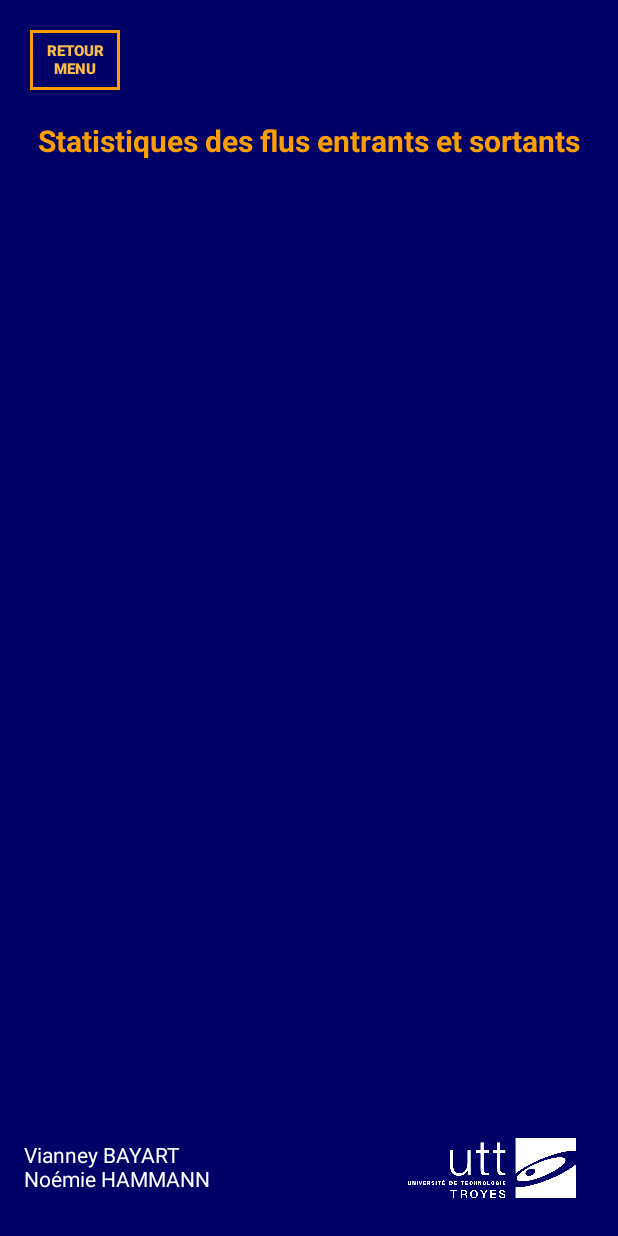
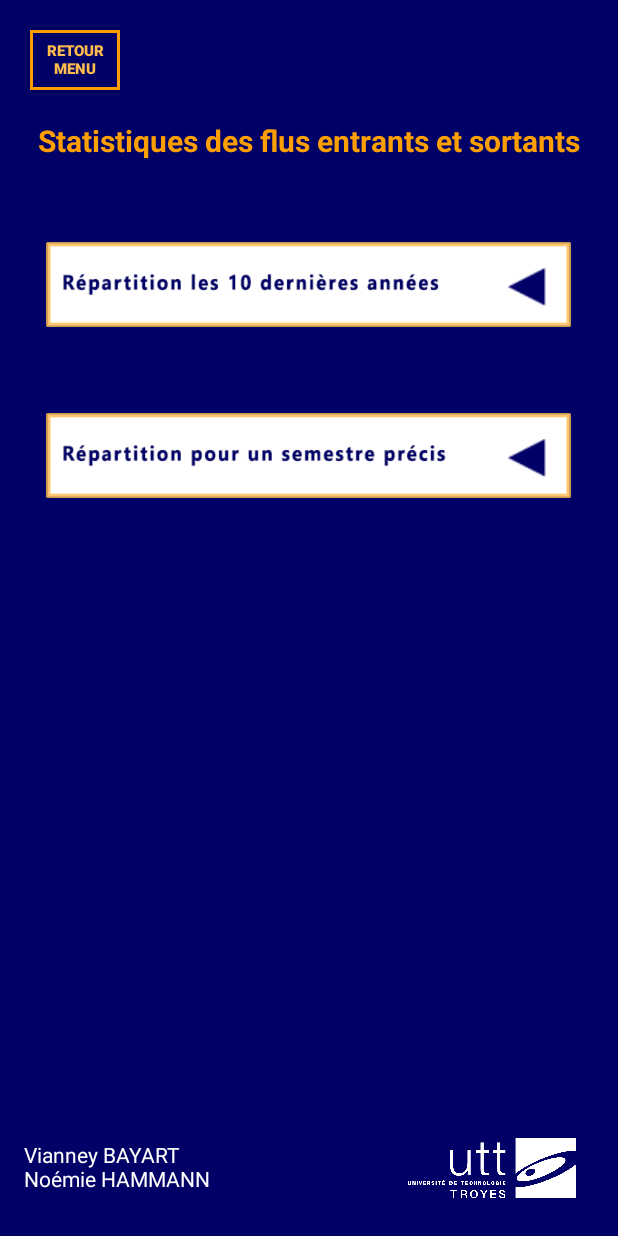
Before and after one commit to noemiehammann/eg23app, an Android app: the screen it shows after launch (StatistiquesFlux before the commit, StatistiquesmainActivity after it), after a tap on "STATISTIQUES DES FLUX ENTRANTS ET SORTAN", on a phone screen of 412 x 824 dp. Run offline under Robolectric (Android 15) with nearby library versions, the phone set to English and light mode, and no system bars.

Commit message:
plein de choses

```diff
--- a/Livrable2/app/src/main/AndroidManifest.xml
+++ b/Livrable2/app/src/main/AndroidManifest.xml
@@ -9,7 +9,9 @@
         android:roundIcon="@mipmap/ic_launcher_round"
         android:supportsRtl="true"
         android:theme="@style/Livrable2">
-        <activity android:name=".GestionDesUesGraphiques"/>
+        <activity android:name=".Repartition2"></activity>
+        <activity android:name=".StatistiquesmainActivity" />
+        <activity android:name=".GestionDesUesGraphiques" />
         <activity android:name=".StatistiquesFlux" />
         <activity android:name=".GestionDuSemestreEnCours" />
         <activity android:name=".RepartitionDesEtudiants" />
--- a/Livrable2/app/src/main/java/fr/eg23/livrable2/MainActivity.java
+++ b/Livrable2/app/src/main/java/fr/eg23/livrable2/MainActivity.java
@@ -62,7 +62,7 @@ public class MainActivity extends AppCompatActivity {
             @Override
             public void onClick(View v) { // fonction déclenchée sur le clic du bouton
                 // Création d’une activité associée à l’exécution de MaGestionListe.class
-                Intent intent = new Intent(MainActivity.this, StatistiquesFlux.class);
+                Intent intent = new Intent(MainActivity.this, StatistiquesmainActivity.class);
                 // Exécution de l’activité : ouverture de la fenêtre
                 startActivity(intent);
             }
--- /dev/null
+++ b/Livrable2/app/src/main/java/fr/eg23/livrable2/StatistiquesmainActivity.java
@@ -0,0 +1,53 @@
+package fr.eg23.livrable2;
+
+import androidx.appcompat.app.AppCompatActivity;
+
+import android.content.Intent;
+import android.os.Bundle;
+import android.view.View;
+import android.widget.AdapterView;
+import android.widget.Button;
+import android.widget.ImageView;
+
+public class StatistiquesmainActivity extends AppCompatActivity {
+
+    @Override
+    protected void onCreate(Bundle savedInstanceState) {
+        super.onCreate(savedInstanceState);
+        setContentView(R.layout.statistiquesmain);
+
+        //ouverture 1er diagramme
+        final Button ouverturebutton3= (Button) findViewById(R.id.buttondiagramme3);
+        // Création d’un évènement qui attend un clic sur le bouton
+        ouverturebutton3.setOnClickListener(new View.OnClickListener() {
+            @Override
+            public void onClick(View v) { // fonction déclenchée sur le clic du bouton
+                Intent intent = new Intent(StatistiquesmainActivity.this, StatistiquesFlux.class);
+                // Exécution de l’activité : ouverture de la fenêtre
+                startActivity(intent);
+            }
+        });
+
+        //ouverture 2ème diagramme diagramme
+        final Button ouverturebutton4= (Button) findViewById(R.id.buttondiagramme4);
+        // Création d’un évènement qui attend un clic sur le bouton
+        ouverturebutton4.setOnClickListener(new View.OnClickListener() {
+            @Override
+            public void onClick(View v) { // fonction déclenchée sur le clic du bouton
+                Intent intent = new Intent(StatistiquesmainActivity.this, StatistiquesFlux.class);
+            }
+        });
+
+        //retour menu
+        final Button retourMenu= (Button) findViewById(R.id.retourMenu);
+        // Création d’un évènement qui attend un clic sur le bouton
+        retourMenu.setOnClickListener(new View.OnClickListener() {
+            @Override
+            public void onClick(View v) { // fonction déclenchée sur le clic du bouton
+                finish();
+            }
+        });
+
+
+    }
+}
--- /dev/null
+++ b/Livrable2/app/src/main/res/layout/statistiquesmain.xml
@@ -0,0 +1,111 @@
+<?xml version="1.0" encoding="utf-8"?>
+
+<androidx.constraintlayout.widget.ConstraintLayout xmlns:android="http://schemas.android.com/apk/res/android"
+    xmlns:app="http://schemas.android.com/apk/res-auto"
+    xmlns:tools="http://schemas.android.com/tools"
+    android:layout_width="match_parent"
+    android:layout_height="match_parent"
+    tools:context=".GestionDesUesGraphiques"
+    android:background="@color/darkblue"
+    android:forceDarkAllowed="false">
+
+    <ImageView
+        android:id="@+id/diagramme3"
+        android:layout_width="350dp"
+        android:layout_height="wrap_content"
+        android:layout_marginTop="35dp"
+        app:layout_constraintEnd_toEndOf="parent"
+        app:layout_constraintHorizontal_bias="0.495"
+        app:layout_constraintStart_toStartOf="parent"
+        app:layout_constraintTop_toBottomOf="@+id/titre"
+        app:srcCompat="@drawable/diagramme3" />
+
+    <Button
+        android:id="@+id/buttondiagramme3"
+        android:layout_width="25dp"
+        android:layout_height="25dp"
+        android:layout_marginStart="308dp"
+        android:layout_marginLeft="308dp"
+        android:layout_marginTop="36dp"
+        android:background="@drawable/fleche"
+        app:layout_constraintStart_toStartOf="@+id/diagramme3"
+        app:layout_constraintTop_toTopOf="@+id/diagramme3" />
+
+    <ImageView
+        android:id="@+id/diagramme4"
+        android:layout_width="350dp"
+        android:layout_height="wrap_content"
+        android:layout_marginTop="20dp"
+        app:layout_constraintEnd_toEndOf="parent"
+        app:layout_constraintHorizontal_bias="0.491"
+        app:layout_constraintStart_toStartOf="parent"
+        app:layout_constraintTop_toBottomOf="@+id/diagramme3"
+        app:srcCompat="@drawable/diagramme4" />
+
+    <Button
+        android:id="@+id/buttondiagramme4"
+        android:layout_width="25dp"
+        android:layout_height="25dp"
+        android:layout_marginStart="308dp"
+        android:layout_marginLeft="308dp"
+        android:layout_marginTop="36dp"
+        android:background="@drawable/fleche"
+        app:layout_constraintStart_toStartOf="@+id/diagramme4"
+        app:layout_constraintTop_toTopOf="@+id/diagramme4" />
+
+    <!--footer -->
+    <ImageView
+        android:id="@+id/imageView"
+        android:layout_width="112dp"
+        android:layout_height="53dp"
+        android:layout_marginStart="272dp"
+        android:layout_marginLeft="272dp"
+        android:src="@drawable/logofooter"
+        app:layout_constraintBottom_toBottomOf="parent"
+        app:layout_constraintStart_toStartOf="parent"
+        app:layout_constraintTop_toTopOf="parent"
+        app:layout_constraintVertical_bias="0.976" />
+
+    <TextView
+        android:id="@+id/textView2"
+        android:layout_width="wrap_content"
+        android:layout_height="wrap_content"
+        android:text="Vianney BAYART\nNoémie HAMMANN"
+        android:textColor="@color/white"
+        app:layout_constraintBottom_toBottomOf="parent"
+        app:layout_constraintEnd_toEndOf="parent"
+        app:layout_constraintHorizontal_bias="0.055"
+        app:layout_constraintStart_toStartOf="parent"
+        app:layout_constraintTop_toTopOf="parent"
+        app:layout_constraintVertical_bias="0.964" />
+
+    <!--bouton retour-->
+    <Button
+        android:id="@+id/retourMenu"
+        android:layout_width="60dp"
+        android:layout_height="40dp"
+        android:layout_marginStart="20dp"
+        android:layout_marginTop="20dp"
+        android:background="@drawable/retour_bg"
+        android:text="RETOUR MENU"
+        android:textColor="@color/lightorange"
+        android:textSize="10sp"
+        android:textStyle="bold"
+        app:layout_constraintStart_toStartOf="parent"
+        app:layout_constraintTop_toTopOf="parent"
+        android:layout_marginLeft="20dp" />
+
+    <TextView
+        android:id="@+id/titre"
+        android:layout_width="wrap_content"
+        android:layout_height="wrap_content"
+        android:layout_marginTop="80dp"
+        android:text="Statistiques des flus entrants et sortants"
+        android:textColor="@color/orange"
+        android:textSize="20sp"
+        android:textStyle="bold"
+        app:layout_constraintEnd_toEndOf="parent"
+        app:layout_constraintStart_toStartOf="parent"
+        app:layout_constraintTop_toTopOf="parent" />
+
+</androidx.constraintlayout.widget.ConstraintLayout>
```
Also changed, not shown: Livrable2/app/src/main/java/fr/eg23/livrable2/Repartition2.java (added, +26 -0 lines), Livrable2/app/src/main/java/fr/eg23/livrable2/RepartitionDesEtudiants.java (+38 -0 lines), Livrable2/app/src/main/java/fr/eg23/livrable2/StatistiquesFlux.java (+42 -0 lines), Livrable2/app/src/main/res/layout/activity_gestion_des_ues_graphiques.xml (+45 -48 lines), Livrable2/app/src/main/res/layout/activity_repartition2.xml (added, +80 -0 lines), Livrable2/app/src/main/res/layout/activity_repartition_des_etudiants.xml (+60 -16 lines), Livrable2/app/src/main/res/layout/activity_statistiques_flux.xml (+66 -1 lines), Livrable2/app/src/main/res/drawable/branche.png (added), Livrable2/app/src/main/res/drawable/diagramme3.png (added), Livrable2/app/src/main/res/drawable/diagramme4.png (added), Livrable2/app/src/main/res/drawable/entree.jpg (added), Livrable2/app/src/main/res/drawable/entree_sortie.jpg (added), Livrable2/app/src/main/res/drawable/repartition_programme.jpg (added), Livrable2/app/src/main/res/drawable/semestre.png (added), 1 more files, 86 other files.
